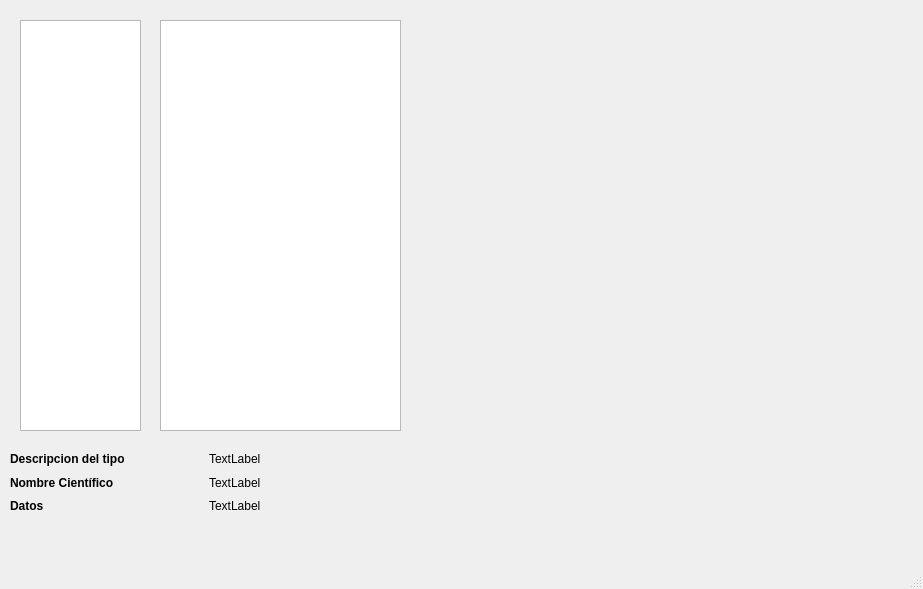
maravenag/trabajo_final_taller, file mainwindow.ui: the form before one commit.
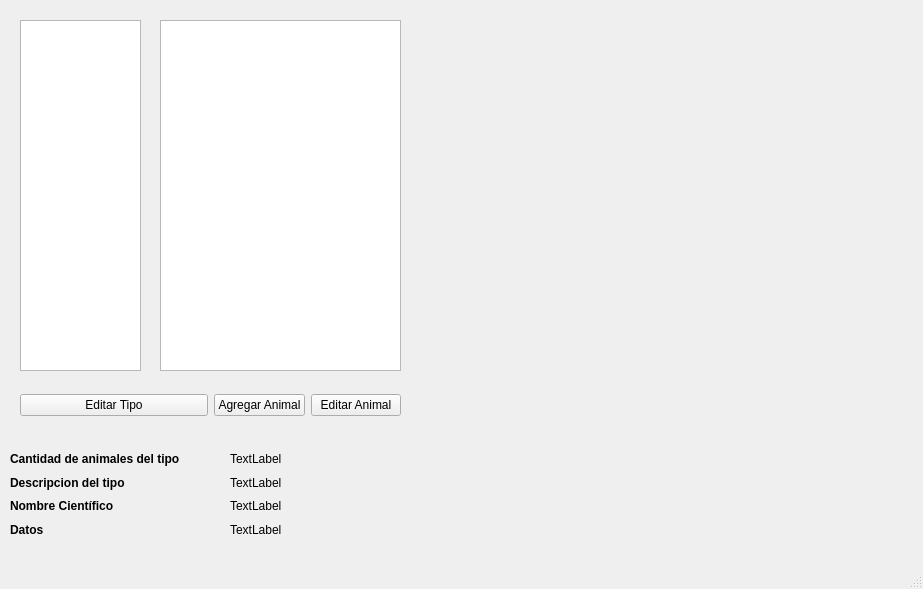
The form after the commit.

Diff of the .ui file:
```diff
--- a/mainwindow.ui
+++ b/mainwindow.ui
@@ -20,7 +20,7 @@
       <x>20</x>
       <y>20</y>
       <width>121</width>
-      <height>411</height>
+      <height>351</height>
      </rect>
     </property>
    </widget>
@@ -30,7 +30,7 @@
       <x>160</x>
       <y>20</y>
       <width>241</width>
-      <height>411</height>
+      <height>351</height>
      </rect>
     </property>
    </widget>
@@ -39,12 +39,25 @@
      <rect>
       <x>10</x>
       <y>450</y>
-      <width>391</width>
-      <height>65</height>
+      <width>210</width>
+      <height>88</height>
      </rect>
     </property>
-    <layout class="QGridLayout" name="gridLayout">
-     <item row="0" column="0">
+    <layout class="QVBoxLayout" name="verticalLayout_2">
+     <item>
+      <widget class="QLabel" name="label_4">
+       <property name="font">
+        <font>
+         <weight>75</weight>
+         <bold>true</bold>
+        </font>
+       </property>
+       <property name="text">
+        <string>Cantidad de animales del tipo</string>
+       </property>
+      </widget>
+     </item>
+     <item>
       <widget class="QLabel" name="label">
        <property name="font">
         <font>
@@ -57,14 +70,7 @@
        </property>
       </widget>
      </item>
-     <item row="0" column="1">
-      <widget class="QLabel" name="label_descripcion_tipo">
-       <property name="text">
-        <string>TextLabel</string>
-       </property>
-      </widget>
-     </item>
-     <item row="1" column="0">
+     <item>
       <widget class="QLabel" name="label_2">
        <property name="font">
         <font>
@@ -77,14 +83,7 @@
        </property>
       </widget>
      </item>
-     <item row="1" column="1">
-      <widget class="QLabel" name="label_nombre_cientifico">
-       <property name="text">
-        <string>TextLabel</string>
-       </property>
-      </widget>
-     </item>
-     <item row="2" column="0">
+     <item>
       <widget class="QLabel" name="label_3">
        <property name="font">
         <font>
@@ -97,7 +96,46 @@
        </property>
       </widget>
      </item>
-     <item row="2" column="1">
+    </layout>
+   </widget>
+   <widget class="QWidget" name="">
+    <property name="geometry">
+     <rect>
+      <x>230</x>
+      <y>450</y>
+      <width>561</width>
+      <height>88</height>
+     </rect>
+    </property>
+    <layout class="QVBoxLayout" name="verticalLayout">
+     <item>
+      <widget class="QLabel" name="lbl_cant_ani">
+       <property name="text">
+        <string>TextLabel</string>
+       </property>
+      </widget>
+     </item>
+     <item>
+      <widget class="QLabel" name="label_descripcion_tipo">
+       <property name="lineWidth">
+        <number>1</number>
+       </property>
+       <property name="text">
+        <string>TextLabel</string>
+       </property>
+       <property name="scaledContents">
+        <bool>false</bool>
+       </property>
+      </widget>
+     </item>
+     <item>
+      <widget class="QLabel" name="label_nombre_cientifico">
+       <property name="text">
+        <string>TextLabel</string>
+       </property>
+      </widget>
+     </item>
+     <item>
       <widget class="QLabel" name="label_datos">
        <property name="text">
         <string>TextLabel</string>
@@ -106,6 +144,43 @@
      </item>
     </layout>
    </widget>
+   <widget class="QWidget" name="">
+    <property name="geometry">
+     <rect>
+      <x>20</x>
+      <y>390</y>
+      <width>381</width>
+      <height>31</height>
+     </rect>
+    </property>
+    <layout class="QHBoxLayout" name="horizontalLayout_2">
+     <item>
+      <widget class="QPushButton" name="btn_editar_tipo">
+       <property name="text">
+        <string>Editar Tipo</string>
+       </property>
+      </widget>
+     </item>
+     <item>
+      <layout class="QHBoxLayout" name="horizontalLayout">
+       <item>
+        <widget class="QPushButton" name="btn_agregar_animal">
+         <property name="text">
+          <string>Agregar Animal</string>
+         </property>
+        </widget>
+       </item>
+       <item>
+        <widget class="QPushButton" name="btn_editar_animal">
+         <property name="text">
+          <string>Editar Animal</string>
+         </property>
+        </widget>
+       </item>
+      </layout>
+     </item>
+    </layout>
+   </widget>
   </widget>
   <widget class="QStatusBar" name="statusbar"/>
  </widget>
```
Left out of the diff: 6 changed lines with no effect on the pictures.
